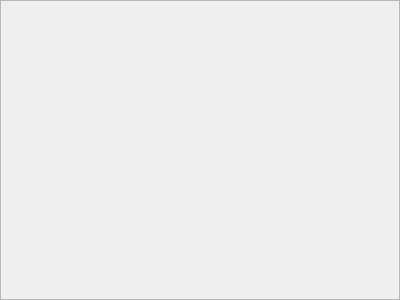
First picture: the form in src/cityinputarea.ui, repository jmuelbert/jmbde-QT, before the edit.
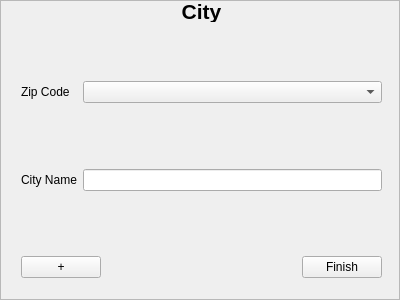
Second picture: the form after the edit.

```diff
--- a/src/cityinputarea.ui
+++ b/src/cityinputarea.ui
@@ -16,6 +16,118 @@
   <property name="windowTitle">
    <string>ScrollArea</string>
   </property>
-  <widget class="QWidget" name="scrollAreaWidgetContents"/>
+  <property name="widgetResizable">
+   <bool>true</bool>
+  </property>
+  <widget class="QWidget" name="scrollAreaWidgetContents">
+   <property name="geometry">
+    <rect>
+     <x>0</x>
+     <y>0</y>
+     <width>398</width>
+     <height>298</height>
+    </rect>
+   </property>
+   <widget class="QWidget" name="verticalLayoutWidget">
+    <property name="geometry">
+     <rect>
+      <x>20</x>
+      <y>0</y>
+      <width>361</width>
+      <height>21</height>
+     </rect>
+    </property>
+    <layout class="QVBoxLayout" name="verticalLayout">
+     <item>
+      <widget class="QLabel" name="label">
+       <property name="font">
+        <font>
+         <pointsize>16</pointsize>
+         <weight>75</weight>
+         <bold>true</bold>
+        </font>
+       </property>
+       <property name="text">
+        <string>City</string>
+       </property>
+       <property name="alignment">
+        <set>Qt::AlignCenter</set>
+       </property>
+      </widget>
+     </item>
+    </layout>
+   </widget>
+   <widget class="QWidget" name="gridLayoutWidget">
+    <property name="geometry">
+     <rect>
+      <x>20</x>
+      <y>20</y>
+      <width>361</width>
+      <height>231</height>
+     </rect>
+    </property>
+    <layout class="QGridLayout" name="gridLayout">
+     <item row="1" column="0">
+      <widget class="QLabel" name="label_2">
+       <property name="text">
+        <string>Zip Code</string>
+       </property>
+      </widget>
+     </item>
+     <item row="2" column="0">
+      <widget class="QLabel" name="label_3">
+       <property name="text">
+        <string>City Name</string>
+       </property>
+      </widget>
+     </item>
+     <item row="1" column="1">
+      <widget class="QComboBox" name="comboBox"/>
+     </item>
+     <item row="2" column="1">
+      <widget class="QLineEdit" name="lineEdit"/>
+     </item>
+    </layout>
+   </widget>
+   <widget class="QWidget" name="verticalLayoutWidget_2">
+    <property name="geometry">
+     <rect>
+      <x>20</x>
+      <y>250</y>
+      <width>361</width>
+      <height>32</height>
+     </rect>
+    </property>
+    <layout class="QHBoxLayout" name="horizontalLayout">
+     <item>
+      <widget class="QPushButton" name="pushButton">
+       <property name="text">
+        <string>+</string>
+       </property>
+      </widget>
+     </item>
+     <item>
+      <spacer name="horizontalSpacer">
+       <property name="orientation">
+        <enum>Qt::Horizontal</enum>
+       </property>
+       <property name="sizeHint" stdset="0">
+        <size>
+         <width>40</width>
+         <height>20</height>
+        </size>
+       </property>
+      </spacer>
+     </item>
+     <item>
+      <widget class="QPushButton" name="pushButton_2">
+       <property name="text">
+        <string>Finish</string>
+       </property>
+      </widget>
+     </item>
+    </layout>
+   </widget>
+  </widget>
  </widget>
 </ui>
```
Left out of the diff: 7 changed lines with no effect on the pictures.
